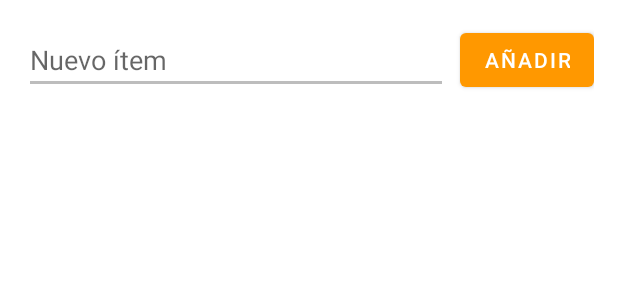
After one commit to Bl4nc018/SaborExpress, an Android app: the layout fragment_shopping_list.xml on its own in the app's theme, with its tools: preview values and no code run, on a phone screen of 412 x 824 dp. The commit adds this screen. Shown: the top 300 px of the screen. Run offline under Robolectric (Android 15) with nearby library versions, the phone set to English and light mode, and no system bars; network calls fail.

Commit message:
Desarrollado un fragmento para que actúe como lista de la compra. Se podrán añadir objetos y marcar la casilla a su izquierda si quieren borrarse.

```diff
--- a/SaborExpress_App/app/src/main/java/com/example/saborexpress/MainActivity.java
+++ b/SaborExpress_App/app/src/main/java/com/example/saborexpress/MainActivity.java
@@ -24,7 +24,7 @@ public class MainActivity extends AppCompatActivity {
         // Passing each menu ID as a set of Ids because each
         // menu should be considered as top level destinations.
         AppBarConfiguration appBarConfiguration = new AppBarConfiguration.Builder(
-                R.id.navigation_home, R.id.navigation_dashboard, R.id.navigation_notifications)
+                R.id.navigation_home, R.id.navigation_shopping_list, R.id.navigation_notifications)
                 .build();
         NavController navController = Navigation.findNavController(this, R.id.nav_host_fragment_activity_main);
         NavigationUI.setupActionBarWithNavController(this, navController, appBarConfiguration);
--- /dev/null
+++ b/SaborExpress_App/app/src/main/res/layout/fragment_shopping_list.xml
@@ -0,0 +1,38 @@
+<?xml version="1.0" encoding="utf-8"?>
+<androidx.constraintlayout.widget.ConstraintLayout xmlns:android="http://schemas.android.com/apk/res/android"
+    xmlns:app="http://schemas.android.com/apk/res-auto"
+    android:layout_width="match_parent"
+    android:layout_height="match_parent"
+    android:padding="16dp">
+
+    <EditText
+        android:id="@+id/editTextItem"
+        android:layout_width="0dp"
+        android:layout_height="wrap_content"
+        android:hint="Nuevo ítem"
+        app:layout_constraintTop_toTopOf="parent"
+        app:layout_constraintStart_toStartOf="parent"
+        app:layout_constraintEnd_toStartOf="@id/buttonAddItem"
+        app:layout_constraintBottom_toTopOf="@id/recyclerViewItems"
+        android:layout_marginEnd="8dp"/>
+
+    <Button
+        android:id="@+id/buttonAddItem"
+        android:layout_width="wrap_content"
+        android:layout_height="wrap_content"
+        android:text="Añadir"
+        app:layout_constraintTop_toTopOf="parent"
+        app:layout_constraintEnd_toEndOf="parent"
+        app:layout_constraintBottom_toTopOf="@id/recyclerViewItems"/>
+
+    <androidx.recyclerview.widget.RecyclerView
+        android:id="@+id/recyclerViewItems"
+        android:layout_width="0dp"
+        android:layout_height="0dp"
+        app:layout_constraintTop_toBottomOf="@id/editTextItem"
+        app:layout_constraintBottom_toBottomOf="parent"
+        app:layout_constraintStart_toStartOf="parent"
+        app:layout_constraintEnd_toEndOf="parent"
+        android:paddingTop="16dp"/>
+
+</androidx.constraintlayout.widget.ConstraintLayout>
--- a/SaborExpress_App/app/src/main/res/menu/bottom_nav_menu.xml
+++ b/SaborExpress_App/app/src/main/res/menu/bottom_nav_menu.xml
@@ -7,7 +7,7 @@
         android:title="@string/title_home" />
 
     <item
-        android:id="@+id/navigation_dashboard"
+        android:id="@+id/navigation_shopping_list"
         android:icon="@drawable/ic_dashboard_black_24dp"
         android:title="@string/title_dashboard" />
 
```
Also changed, not shown: SaborExpress_App/app/src/main/java/com/example/saborexpress/ui/dashboard/DashboardFragment.java (deleted, +0 -37 lines), SaborExpress_App/app/src/main/java/com/example/saborexpress/ui/dashboard/DashboardViewModel.java (deleted, +0 -19 lines), SaborExpress_App/app/src/main/java/com/example/saborexpress/ui/shoppinglist/ShoppingItem.java (added, +18 -0 lines), SaborExpress_App/app/src/main/java/com/example/saborexpress/ui/shoppinglist/ShoppingListAdapter.java (added, +72 -0 lines), SaborExpress_App/app/src/main/java/com/example/saborexpress/ui/shoppinglist/ShoppingListFragment.java (added, +55 -0 lines), SaborExpress_App/app/src/main/res/layout/fragment_dashboard.xml (deleted, +0 -22 lines), SaborExpress_App/app/src/main/res/layout/item_shopping_list.xml (added, +38 -0 lines), SaborExpress_App/app/src/main/res/navigation/mobile_navigation.xml (+3 -5 lines).
